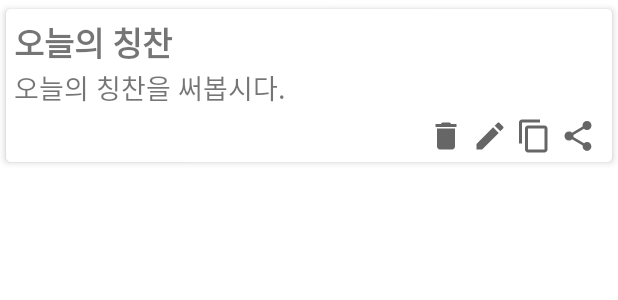
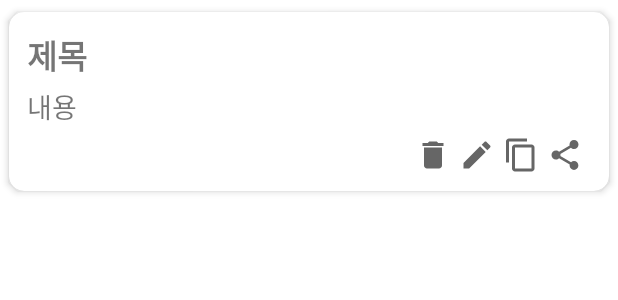
Before and after one commit to dlwndms0812/SWU_GURU2_group7, an Android app: the layout row.xml on its own in the app's theme, with its tools: preview values and no code run, on a phone screen of 412 x 824 dp. Shown: the top 300 px of the screen. Run offline under Robolectric (Android 15) with nearby library versions, the phone set to English and light mode, and no system bars.

Commit message:
load Query 수정

```diff
--- a/app/src/main/AndroidManifest.xml
+++ b/app/src/main/AndroidManifest.xml
@@ -16,6 +16,7 @@
                 <category android:name="android.intent.category.LAUNCHER" />
             </intent-filter>
         </activity>
+        <activity android:name=".AddNoteActivity" />
     </application>
 
 </manifest>
--- a/app/src/main/java/com/example/guru2app/noteDBManager.kt
+++ b/app/src/main/java/com/example/guru2app/noteDBManager.kt
@@ -41,7 +41,7 @@ class noteDBManager {
 
         override fun onCreate(db: SQLiteDatabase?) {
             db!!.execSQL(sqlCreateTable)
-            Toast.makeText(this.context, "database created...", Toast.LENGTH_SHORT).show()
+            Toast.makeText(this.context, "데이터베이스 생성", Toast.LENGTH_SHORT).show()
         }
 
         override fun onUpgrade(db: SQLiteDatabase?, oldVersion: Int, newVersion: Int) {
--- a/app/src/main/res/layout/activity_add_note.xml
+++ b/app/src/main/res/layout/activity_add_note.xml
@@ -30,7 +30,7 @@
                 android:layout_width="match_parent"
                 android:layout_height="wrap_content"
                 android:background="@null"
-                android:hint="Enter Title"
+                android:hint="제목을 입력하세요."
                 android:padding="10dp"
                 android:singleLine="true"
                 android:textStyle="bold" />
@@ -41,7 +41,7 @@
                 android:layout_height="wrap_content"
                 android:background="@null"
                 android:gravity="top"
-                android:hint="Enter description..."
+                android:hint="내용을 입력하세요."
                 android:minHeight="100dp"
                 android:padding="10dp" />
             </LinearLayout>
@@ -56,7 +56,7 @@
             android:layout_marginEnd="5dp"
             android:layout_marginRight="5dp"
             android:onClick="addFunc"
-            android:text="Add" />
+            android:text="입력" />
 
     </LinearLayout>
 
--- a/app/src/main/res/layout/row.xml
+++ b/app/src/main/res/layout/row.xml
@@ -5,14 +5,17 @@
     android:layout_width="match_parent"
     android:layout_height="wrap_content"
     app:cardBackgroundColor="@color/white"
-    app:cardCornerRadius="3dp"
+    app:cardCornerRadius="10dp"
     app:cardElevation="3dp"
-    app:cardUseCompatPadding="true">
+    app:cardUseCompatPadding="true"
+    android:foreground="?android:attr/selectableItemBackground"
+    android:clickable="true">
+
 
     <LinearLayout
         android:layout_width="match_parent"
         android:layout_height="wrap_content"
-        android:layout_margin="5dp"
+        android:layout_margin="12dp"
         android:gravity="end|bottom"
         android:orientation="vertical">
 
@@ -20,16 +23,18 @@
             android:id="@+id/tvTitle"
             android:layout_width="match_parent"
             android:layout_height="wrap_content"
-            android:text="오늘의 칭찬"
+            android:text="제목"
             android:textSize="22sp"
-            android:textStyle="bold" />
+            android:textStyle="bold"
+            android:layout_marginBottom="4dp"/>
 
         <TextView
             android:id="@+id/tvDesc"
             android:layout_width="match_parent"
             android:layout_height="wrap_content"
-            android:text="오늘의 칭찬을 써봅시다."
+            android:text="내용"
             android:textSize="18sp"/>
+
 
         <View
             android:layout_width="match_parent"
@@ -77,7 +82,7 @@
                 android:layout_marginEnd="5dp"
                 android:layout_marginRight="5dp"
                 android:background="@null"
-                android:src="@drawable/ic_baseline_share_24"/>
+                android:src="@drawable/ic_baseline_share_24" />
 
         </LinearLayout>
 
```
Also changed, not shown: app/src/main/java/com/example/guru2app/AddNoteActivity.kt (+2 -6 lines), app/src/main/java/com/example/guru2app/MainActivity.kt (+16 -21 lines), app/src/main/res/menu/note_menu_main.xml (+5 -4 lines).
